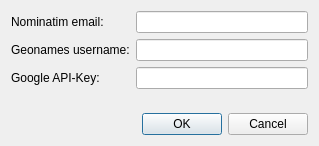
Maproom/qmapshack, file src/qmapshack/gis/search/IGeoSearchConfigDialog.ui: the form before one commit.
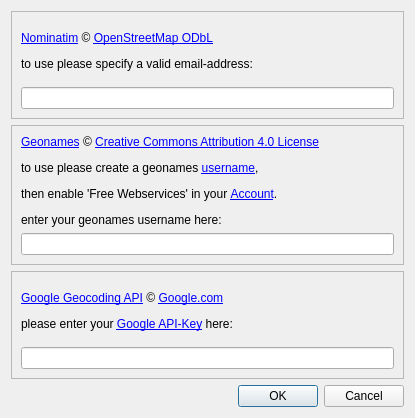
The form after the commit.

Commit message: add links and copyright to geosearch provider configuration

Patch:
```diff
--- a/src/qmapshack/gis/search/IGeoSearchConfigDialog.ui
+++ b/src/qmapshack/gis/search/IGeoSearchConfigDialog.ui
@@ -6,8 +6,8 @@
    <rect>
     <x>0</x>
     <y>0</y>
-    <width>319</width>
-    <height>146</height>
+    <width>415</width>
+    <height>418</height>
    </rect>
   </property>
   <property name="windowTitle">
@@ -15,38 +15,94 @@
   </property>
   <layout class="QVBoxLayout" name="verticalLayout">
    <item>
-    <layout class="QFormLayout" name="formLayout">
-     <item row="0" column="0">
+    <widget class="QFrame" name="frame">
+     <property name="frameShape">
+      <enum>QFrame::StyledPanel</enum>
+     </property>
+     <property name="frameShadow">
+      <enum>QFrame::Raised</enum>
+     </property>
+     <layout class="QVBoxLayout" name="verticalLayout_2">
+      <item>
       <widget class="QLabel" name="labelNominatimEmail">
        <property name="text">
-        <string>Nominatim email:</string>
-       </property>
-      </widget>
-     </item>
-     <item row="0" column="1">
-      <widget class="QLineEdit" name="lineNominatimEmail"/>
-     </item>
-     <item row="1" column="0">
+         <string>&lt;p&gt;&lt;a href=&quot;https://nominatim.openstreetmap.org/&quot; target=&quot;_blank&quot;&gt;Nominatim&lt;/a&gt; © &lt;a href=&quot;https://openstreetmap.org/copyright&quot; target=&quot;_blank&quot;&gt;OpenStreetMap ODbL&lt;/a&gt;&lt;/p&gt;&lt;p&gt;to use please specify a valid email-address:&lt;/p&gt;
+</string>
+        </property>
+        <property name="openExternalLinks">
+         <bool>true</bool>
+        </property>
+       </widget>
+      </item>
+      <item>
+       <widget class="QLineEdit" name="lineNominatimEmail">
+        <property name="toolTip">
+         <string>please specify a valid email-address</string>
+        </property>
+       </widget>
+      </item>
+     </layout>
+    </widget>
+   </item>
+   <item>
+    <widget class="QFrame" name="frame_2">
+     <property name="frameShape">
+      <enum>QFrame::StyledPanel</enum>
+     </property>
+     <property name="frameShadow">
+      <enum>QFrame::Raised</enum>
+     </property>
+     <layout class="QVBoxLayout" name="verticalLayout_3">
+      <item>
       <widget class="QLabel" name="labelGeonamesLogin">
        <property name="text">
-        <string>Geonames username:</string>
-       </property>
-      </widget>
-     </item>
-     <item row="1" column="1">
-      <widget class="QLineEdit" name="lineGeonamesLogin"/>
-     </item>
-     <item row="2" column="0">
+         <string>&lt;p&gt;&lt;a href=&quot;http://www.geonames.org/&quot; target=&quot;_blank&quot;&gt;Geonames&lt;/a&gt; © &lt;a href=&quot;http://creativecommons.org/licenses/by/4.0/&quot; target=&quot;_blank&quot;&gt;Creative Commons Attribution 4.0 License&lt;/a&gt;&lt;/p&gt;&lt;p&gt;to use please create a geonames &lt;a href=&quot;http://www.geonames.org/login&quot; target=&quot;_blank&quot;&gt;username&lt;/a&gt;,&lt;/p&gt;&lt;p&gt;then enable 'Free Webservices' in your &lt;a href=&quot;http://www.geonames.org/manageaccount&quot; target=&quot;_blank&quot;&gt;Account&lt;/a&gt;.&lt;/p&gt;&lt;p&gt;enter your geonames username here:&lt;/p&gt;
+</string>
+        </property>
+        <property name="openExternalLinks">
+         <bool>true</bool>
+        </property>
+       </widget>
+      </item>
+      <item>
+       <widget class="QLineEdit" name="lineGeonamesLogin">
+        <property name="toolTip">
+         <string>enter geonames username here</string>
+        </property>
+       </widget>
+      </item>
+     </layout>
+    </widget>
+   </item>
+   <item>
+    <widget class="QFrame" name="frame_3">
+     <property name="frameShape">
+      <enum>QFrame::StyledPanel</enum>
+     </property>
+     <property name="frameShadow">
+      <enum>QFrame::Raised</enum>
+     </property>
+     <layout class="QVBoxLayout" name="verticalLayout_4">
+      <item>
       <widget class="QLabel" name="labelGoogleKey">
        <property name="text">
-        <string>Google API-Key:</string>
+         <string>&lt;p&gt;&lt;a href=&quot;https://developers.google.com/maps/documentation/geocoding/start&quot; target=&quot;_blank&quot;&gt;Google Geocoding API&lt;/a&gt; © &lt;a href=&quot;https://developers.google.com/terms&quot; target=&quot;_blank&quot;&gt;Google.com&lt;/a&gt;&lt;/p&gt;&lt;p&gt;please enter your &lt;a href=&quot;https://developers.google.com/maps/documentation/geocoding/get-api-key&quot; target=&quot;_blank&quot;&gt;Google API-Key&lt;/a&gt; here:&lt;/p&gt;
+</string>
+        </property>
+        <property name="openExternalLinks">
+         <bool>true</bool>
        </property>
       </widget>
      </item>
-     <item row="2" column="1">
-      <widget class="QLineEdit" name="lineGoogleKey"/>
-     </item>
-    </layout>
+      <item>
+       <widget class="QLineEdit" name="lineGoogleKey">
+        <property name="toolTip">
+         <string>enter Google API-key here</string>
+        </property>
+       </widget>
+      </item>
+     </layout>
+    </widget>
    </item>
    <item>
     <widget class="QDialogButtonBox" name="buttonBox">
```
Lines whose indentation alone changed are shown as unchanged.
